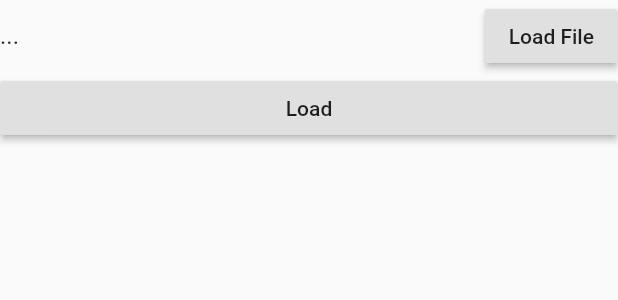
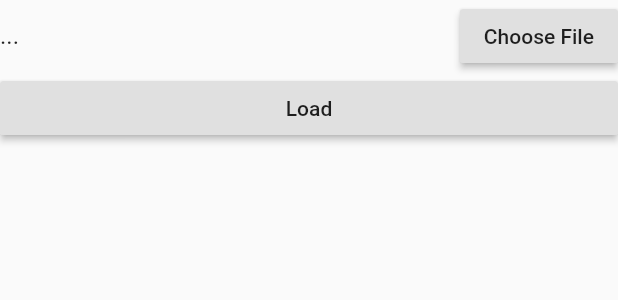
Before and after one commit to KatazzaHack/owl, a Flutter app: the LoadDictionaryWidget widget shown alone on an empty page, opened directly, on a phone screen of 412 x 824 dp. Shown: the top 300 px of the screen. Run offline on Flutter 3.47's test engine with Material 2 defaults, Android fonts, the light colour scheme and no system bars; our stand-ins replace auto_size_text, flutter_speed_dial, flutter_tts, permission_handler, settings_ui, shared_preferences and 2 more; missing offline and left inert: downloads_path_provider, edit_distance, f_logs, flutter_document_picker, soundpool; accounts and stored records are empty.

Commit message:
Rename button: Load File -> Choose File

```diff
--- a/lib/dictionary/load_dictionary_widget.dart
+++ b/lib/dictionary/load_dictionary_widget.dart
@@ -40,7 +40,7 @@ class _LoadDictionaryWidgetState extends State<LoadDictionaryWidget> {
                     style: TextStyle(fontSize: 16))),
             RaisedButton(
               onPressed: _pickFile,
-              child: new Text("Load File"),
+              child: new Text("Choose File"),
             )
           ],
         ),
```
